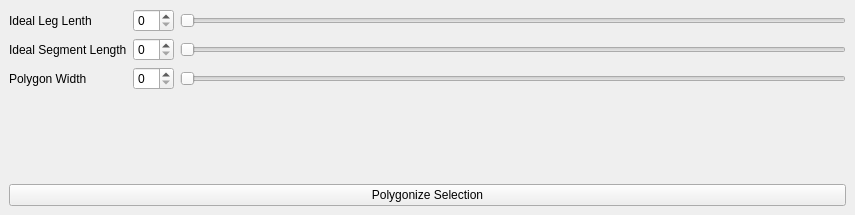
First picture: the form in polygonizer_dockwidget_base.ui, repository frankhereford/qgis-polygonizer, before the edit.
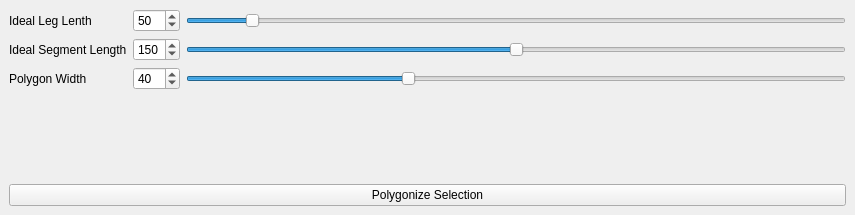
Second picture: the form after the edit.

```diff
--- a/polygonizer_dockwidget_base.ui
+++ b/polygonizer_dockwidget_base.ui
@@ -44,10 +44,29 @@
       <item row="0" column="1">
        <layout class="QHBoxLayout" name="idealLegLengthHorizontalLayout">
         <item>
-         <widget class="QSpinBox" name="idealLegLengthSpinbox"/>
+         <widget class="QSpinBox" name="idealLegLengthSpinbox">
+          <property name="minimum">
+           <number>25</number>
+          </property>
+          <property name="maximum">
+           <number>300</number>
+          </property>
+          <property name="value">
+           <number>50</number>
+          </property>
+         </widget>
         </item>
         <item>
          <widget class="QSlider" name="idealLegLengthSlider">
+          <property name="minimum">
+           <number>25</number>
+          </property>
+          <property name="maximum">
+           <number>300</number>
+          </property>
+          <property name="value">
+           <number>50</number>
+          </property>
           <property name="orientation">
            <enum>Qt::Horizontal</enum>
           </property>
@@ -58,10 +77,29 @@
       <item row="1" column="1">
        <layout class="QHBoxLayout" name="idealSegmentLengthHorizontalLayout">
         <item>
-         <widget class="QSpinBox" name="idealSegmentLengthSpinbox"/>
+         <widget class="QSpinBox" name="idealSegmentLengthSpinbox">
+          <property name="minimum">
+           <number>50</number>
+          </property>
+          <property name="maximum">
+           <number>250</number>
+          </property>
+          <property name="value">
+           <number>150</number>
+          </property>
+         </widget>
         </item>
         <item>
          <widget class="QSlider" name="idealSegmentLengthSlider">
+          <property name="minimum">
+           <number>50</number>
+          </property>
+          <property name="maximum">
+           <number>250</number>
+          </property>
+          <property name="value">
+           <number>150</number>
+          </property>
           <property name="orientation">
            <enum>Qt::Horizontal</enum>
           </property>
@@ -72,10 +110,29 @@
       <item row="2" column="1">
        <layout class="QHBoxLayout" name="polygonWidthHorizontalLayout">
         <item>
-         <widget class="QSpinBox" name="polygonWidthSpinbox"/>
+         <widget class="QSpinBox" name="polygonWidthSpinbox">
+          <property name="minimum">
+           <number>10</number>
+          </property>
+          <property name="maximum">
+           <number>100</number>
+          </property>
+          <property name="value">
+           <number>40</number>
+          </property>
+         </widget>
         </item>
         <item>
          <widget class="QSlider" name="polygonWidthSlider">
+          <property name="minimum">
+           <number>10</number>
+          </property>
+          <property name="maximum">
+           <number>100</number>
+          </property>
+          <property name="value">
+           <number>40</number>
+          </property>
           <property name="orientation">
            <enum>Qt::Horizontal</enum>
           </property>
```
Left out of the diff: 99 changed lines with no effect on the pictures.
